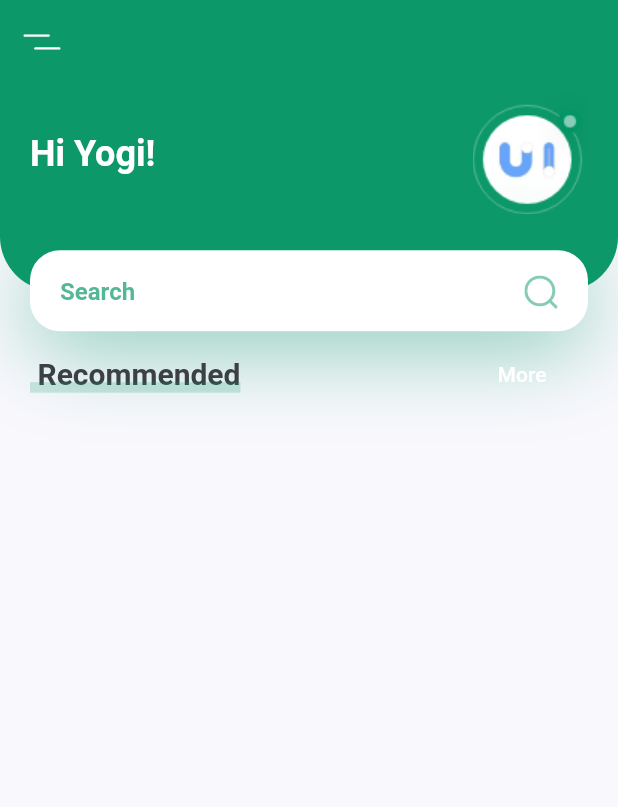
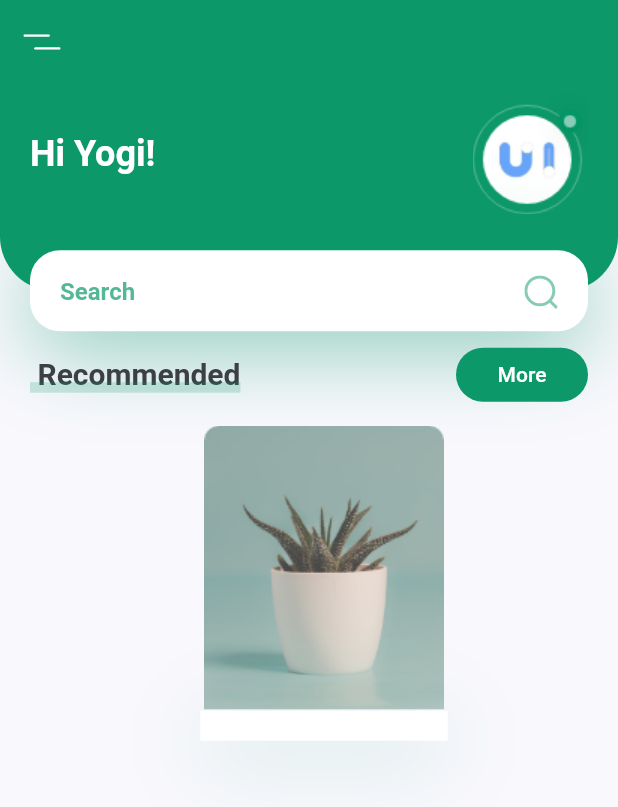
Before and after one commit to yogithesymbian/flutter_basic_to_advance, a Flutter app: the screen it shows after launch, on a phone screen of 412 x 824 dp. Shown: the top 807 px of the screen. Run offline on Flutter 3.47's test engine with Material 2 defaults, Android fonts, the phone set to English and light mode, and no system bars; our stand-ins replace flutter_svg.

Commit message:
design_ui [container added]

```diff
--- a/lib/screen/home/components/body.dart
+++ b/lib/screen/home/components/body.dart
@@ -15,7 +15,33 @@ class Body extends StatelessWidget {
       child: Column(
         children: [
           HeaderWithSearchBox(size: size, txtWelcome: "Hi Yogi!"),
-          TitleUnderlineWithMoreBtn(txtTitle: "Recommended", txtBtn: "More")
+          TitleUnderlineWithMoreBtn(
+            txtTitle: "Recommended",
+            txtBtn: "More",
+            press: () {},
+          ),
+          // it will cover 40% of our total width
+          Container(
+            margin: EdgeInsets.only(
+                left: kDefaultPadding,
+                top: kDefaultPadding / 2,
+                bottom: kDefaultPadding * 2.5),
+            width: size.width * 0.4,
+            child: Column(
+              children: [
+                Image.asset("assets/images/image_1.png"),
+                Container(
+                  padding: EdgeInsets.all(kDefaultPadding / 2),
+                  decoration: BoxDecoration(color: Colors.white, boxShadow: [
+                    BoxShadow(
+                        offset: Offset(0, 10),
+                        blurRadius: 50,
+                        color: kPrimaryColor.withOpacity(0.23))
+                  ]),
+                )
+              ],
+            ),
+          )
         ],
       ),
     );
```
